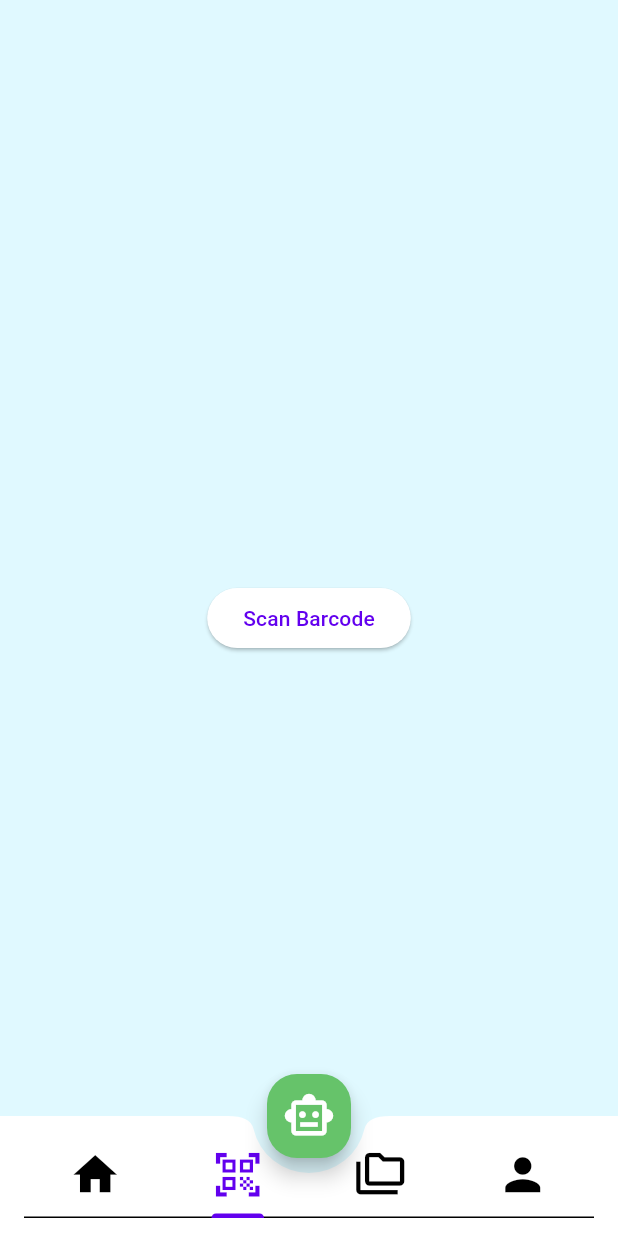
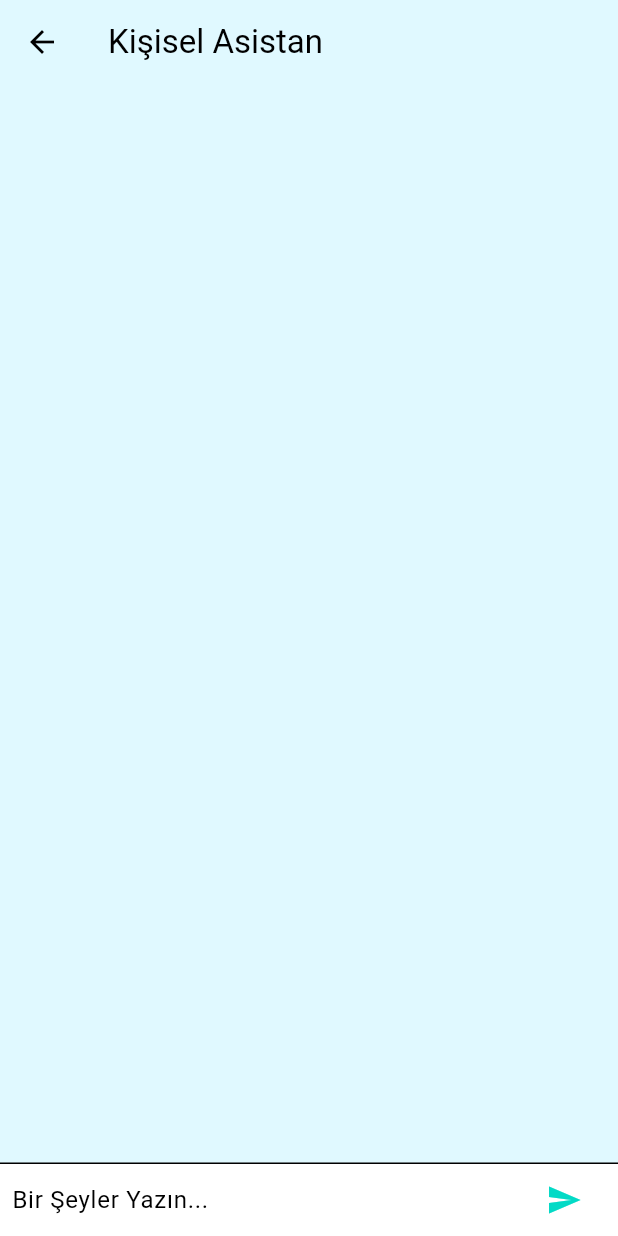
Before and after one commit to caglak0/flutter_diet_app, a Flutter app: the screen it shows after launch, item 2 of the bottom bar chosen, after a tap on the "smart toy" icon, on a phone screen of 412 x 824 dp. Run offline on Flutter 3.47's test engine with Material 3 defaults, Android fonts, the phone set to English and light mode, and no system bars; our stand-ins replace flutter_local_notifications, syncfusion_flutter_gauges; missing offline and left inert: flutter_barcode_scanner.

Commit message:
Asistan,Menu geliştirmeleri -Çağla

```diff
--- a/lib/main.dart
+++ b/lib/main.dart
@@ -15,6 +15,8 @@ class MyApp extends StatelessWidget {
         debugShowCheckedModeBanner: false,
         title: 'Flutter Demo',
         theme: LighTema().theme,
+        darkTheme: ThemeData.dark(),
+        themeMode: ThemeMode.system,
         home: const NavbarTheme());
   }
 }
--- /dev/null
+++ b/lib/pages/asistan_app.dart
@@ -0,0 +1,120 @@
+import 'package:flutter/material.dart';
+
+class ChatScreen extends StatefulWidget {
+  const ChatScreen({super.key});
+
+  @override
+  _ChatScreenState createState() => _ChatScreenState();
+}
+
+class _ChatScreenState extends State<ChatScreen> {
+  final TextEditingController _textController = TextEditingController();
+
+  final List<ChatMessage> _messages = <ChatMessage>[];
+
+  void _handleSubmitted(String text) {
+    _textController.clear();
+
+    ChatMessage message = ChatMessage(
+      text: text,
+    );
+
+    setState(() {
+      _messages.insert(0, message);
+    });
+
+    // Asistanın yanıtını oluşturun
+    // Bu örnekte, asistan sadece gelen mesajı tekrarlar
+    // Gerçek bir uygulamada, burada bir dil modeli kullanarak daha karmaşık yanıtlar oluşturabilirsiniz
+    ChatMessage botMessage = ChatMessage(
+      text: text,
+      isUser: false,
+    );
+
+    setState(() {
+      _messages.insert(0, botMessage);
+    });
+  }
+
+  @override
+  Widget build(BuildContext context) {
+    return Scaffold(
+      appBar: AppBar(title: const Text('Kişisel Asistan')),
+      body: Column(children: <Widget>[
+        Flexible(
+            child: ListView.builder(
+          padding: const EdgeInsets.all(8.0),
+          reverse: true,
+          itemBuilder: (_, int index) => _messages[index],
+          itemCount: _messages.length,
+        )),
+        const Divider(height: 1.0),
+        Container(
+          decoration: BoxDecoration(color: Theme.of(context).cardColor),
+          child: _buildTextComposer(),
+        ),
+      ]),
+    );
+  }
+
+  Widget _buildTextComposer() {
+    return IconTheme(
+      data: IconThemeData(color: Theme.of(context).colorScheme.secondary),
+      child: Container(
+        margin: const EdgeInsets.symmetric(horizontal: 8.0),
+        child: Row(
+          children: <Widget>[
+            Flexible(
+              child: TextField(
+                controller: _textController,
+                onSubmitted: _handleSubmitted,
+                decoration: const InputDecoration.collapsed(
+                    hintText: "Bir Şeyler Yazın..."),
+              ),
+            ),
+            Container(
+              margin: const EdgeInsets.symmetric(horizontal: 4.0),
+              child: IconButton(
+                  icon: const Icon(Icons.send),
+                  onPressed: () => _handleSubmitted(_textController.text)),
+            ),
+          ],
+        ),
+      ),
+    );
+  }
+}
+
+class ChatMessage extends StatelessWidget {
+  const ChatMessage({super.key, required this.text, this.isUser = true});
+
+  final String text;
+  final bool isUser;
+
+  @override
+  Widget build(BuildContext context) {
+    return Container(
+      margin: const EdgeInsets.symmetric(vertical: 10.0),
+      child: Row(
+        mainAxisAlignment:
+            isUser ? MainAxisAlignment.end : MainAxisAlignment.start,
+        children: <Widget>[
+          Container(
+            constraints: BoxConstraints(
+              maxWidth: MediaQuery.of(context).size.width * 0.5,
+            ),
+            padding: const EdgeInsets.all(10.0),
+            decoration: BoxDecoration(
+              color: isUser ? Colors.white : Colors.green,
+              borderRadius: BorderRadius.circular(10.0),
+            ),
+            child: Text(
+              text,
+              style: const TextStyle(fontSize: 18.0),
+            ),
+          ),
+        ],
+      ),
+    );
+  }
+}
--- a/lib/pages/home_screen.dart
+++ b/lib/pages/home_screen.dart
@@ -1,9 +1,11 @@
 import 'package:flutter/material.dart';
 import 'package:flutter_diet_app/details/step_radial.dart';
 import 'package:flutter_diet_app/details/water.dart';
+import 'package:flutter_diet_app/pages/asistan_app.dart';
 import 'package:flutter_diet_app/pages/barcode.dart';
 import 'package:flutter_diet_app/pages/profil_page.dart';
 import 'package:syncfusion_flutter_gauges/gauges.dart';
+import 'package:flutter_diet_app/pages/side_menu.dart';
 
 class NavbarTheme extends StatefulWidget {
   const NavbarTheme({super.key});
@@ -35,7 +37,14 @@ class _NavbarThemeState extends State<NavbarTheme>
         extendBody: true,
         floatingActionButtonLocation: FloatingActionButtonLocation.centerDocked,
         floatingActionButton: FloatingActionButton(
-          onPressed: () {},
+          onPressed: () {
+            Navigator.push(
+              context,
+              MaterialPageRoute(
+                builder: (context) => const ChatScreen(),
+              ),
+            );
+          },
           shape:
               RoundedRectangleBorder(borderRadius: BorderRadius.circular(20)),
           backgroundColor: const Color.fromARGB(255, 102, 195, 106),
@@ -138,19 +147,11 @@ class _NavbarThemeState extends State<NavbarTheme>
     switch (view) {
       case _MyTabViews.anasayfa:
         return Scaffold(
+          drawer: const SideMenu(),
           appBar: AppBar(
-            title: Row(
-              children: [
-                IconButton(
-                  onPressed: () {},
-                  icon: const Icon(Icons.menu, size: 30),
-                ),
-                const SizedBox(width: 10),
-                const Text(
-                  'Günaydın ✨',
-                  style: TextStyle(fontSize: 25, fontWeight: FontWeight.bold),
-                ),
-              ],
+            title: const Text(
+              'Günaydın ✨',
+              style: TextStyle(fontSize: 25, fontWeight: FontWeight.bold),
             ),
             actions: [
               Row(
--- a/lib/pages/settings_screen.dart
+++ b/lib/pages/settings_screen.dart
@@ -1,5 +1,4 @@
 import 'package:flutter/material.dart';
-import 'package:flutter_diet_app/pages/profil_page.dart';
 import 'package:flutter_diet_app/pages/reminders_page.dart';
 
 void main() {
--- /dev/null
+++ b/lib/pages/side_menu.dart
@@ -0,0 +1,83 @@
+import 'package:flutter/material.dart';
+import 'package:flutter_diet_app/pages/mode.dart';
+
+class SideMenu extends StatelessWidget {
+  const SideMenu({super.key});
+
+  @override
+  Widget build(BuildContext context) {
+    return Drawer(
+      child: ListView(
+        padding: EdgeInsets.zero,
+        children: [
+          UserAccountsDrawerHeader(
+            accountName: const Text('Kullanıcı Adı'),
+            currentAccountPicture: CircleAvatar(
+                child: ClipOval(
+              child: Image.asset(
+                'assets/profil.jpg',
+                fit: BoxFit.cover,
+                width: 90,
+                height: 90,
+              ),
+            )),
+            accountEmail: null,
+            decoration: const BoxDecoration(
+              color: Colors.blue,
+              image: DecorationImage(
+                  fit: BoxFit.fill, image: AssetImage('assets/back.jpg')),
+            ),
+          ),
+          ListTile(
+            leading: const Icon(Icons.local_pharmacy_outlined),
+            title: const Text('Nöbetçi Eczane'),
+            onTap: () {},
+          ),
+          ListTile(
+            leading: const Icon(Icons.local_hospital_outlined),
+            title: const Text('Hastane'),
+            onTap: () {},
+          ),
+          ListTile(
+            leading: const Icon(Icons.nights_stay_outlined),
+            title: const Text('Görünüm'),
+            onTap: () {
+              Navigator.push(
+                context,
+                MaterialPageRoute(
+                  builder: (context) => const ThemeModePage(),
+                ),
+              );
+            },
+          ),
+          ListTile(
+            leading: const Icon(Icons.credit_card),
+            title: const Text('Hesap Tipi'),
+            onTap: () {},
+          ),
+          const Divider(
+            color: Colors.grey,
+          ),
+          ListTile(
+            leading: const Icon(Icons.description_outlined),
+            title: const Text('Aydınlatma Metni'),
+            onTap: () {},
+          ),
+          ListTile(
+            leading: const Icon(Icons.share),
+            title: const Text('Arkadaşlarını Davet Et'),
+            onTap: () {},
+          ),
+          const Divider(
+            color: Colors.grey,
+          ),
+          ListTile(
+            title: const Text('Çıkış'),
+            leading: const Icon(Icons.exit_to_app),
+            onTap: () {},
+          ),
+        ],
+      ),
+    );
+  }
+}
--- a/pubspec.yaml
+++ b/pubspec.yaml
@@ -70,6 +70,10 @@ flutter:
   # the material Icons class.
   uses-material-design: true
 
+  assets:
+  - assets/back.jpg
+  - assets/profil.jpg
+
   # To add assets to your application, add an assets section, like this:
   # assets:
   #   - images/a_dot_burr.jpeg
```
Also changed, not shown: lib/pages/mode.dart (added, +67 -0 lines), assets/back.jpg (added), assets/profil.jpg (added).
